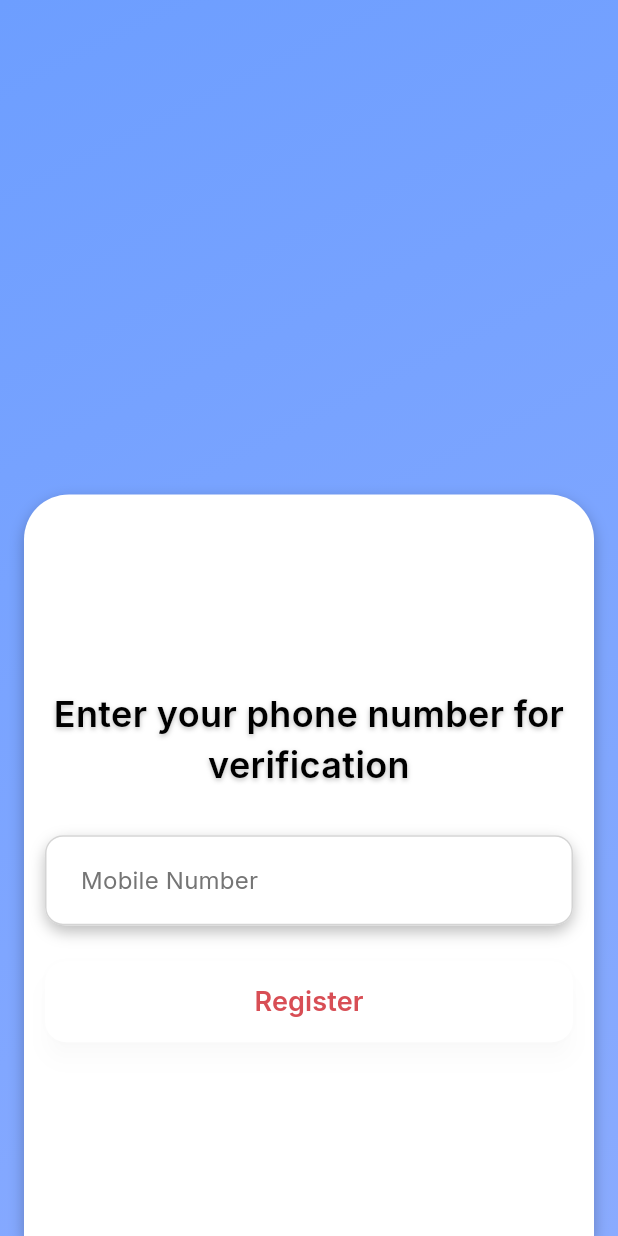
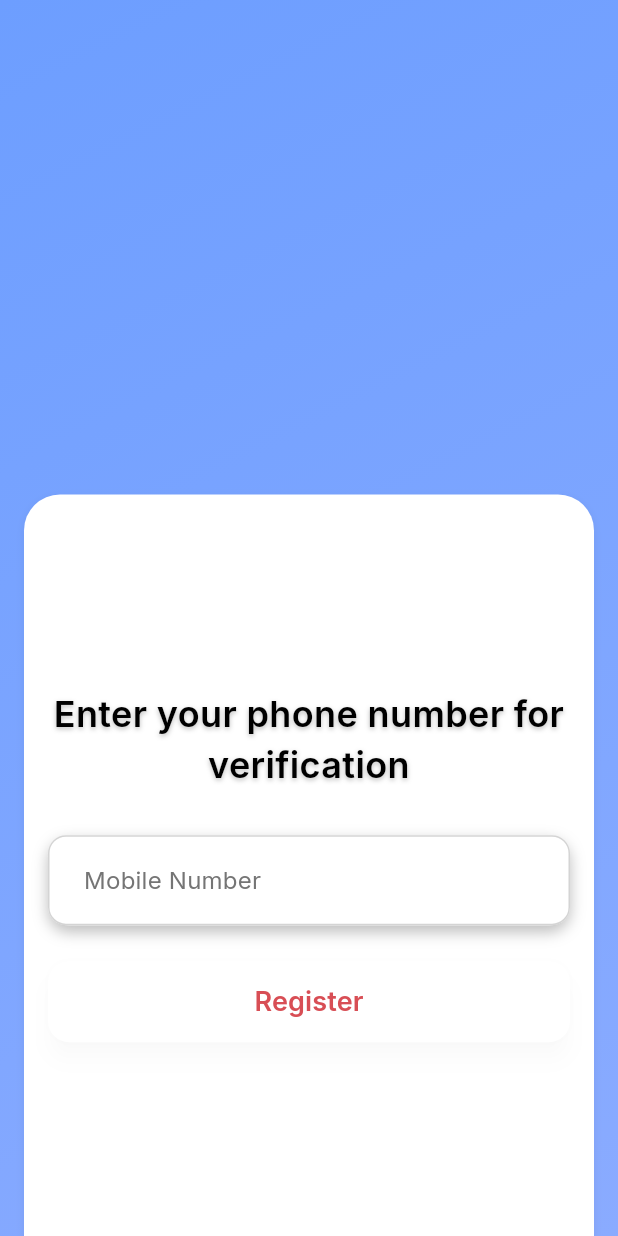
Before and after one commit to Aadi1245/bookingdemo, a Flutter app: the screen it shows after launch, on a phone screen of 412 x 824 dp. Run offline on Flutter 3.47's test engine with Material 3 defaults, Android fonts, the light colour scheme and no system bars; our stand-ins replace equatable, flutter_bloc, google_fonts.

Commit message:
login screen update

```diff
--- a/lib/screens/login_with_otp_screen.dart
+++ b/lib/screens/login_with_otp_screen.dart
@@ -1,6 +1,9 @@
+import 'package:demoappfortest/utils/app_colors.dart';
 import 'package:demoappfortest/utils/app_custom_theme.dart';
 import 'package:demoappfortest/utils/app_sizes.dart';
 import 'package:flutter/material.dart';
+
+import '../utils/app_custom_theme.dart';
 
 class LoginWithOtpScreen extends StatefulWidget {
   const LoginWithOtpScreen({super.key});
@@ -101,18 +104,19 @@ class _LoginWithOtpScreenState extends State<LoginWithOtpScreen>
             Container(
               height: MediaQuery.of(context).size.height * 0.6,
               // margin: ,
-              padding: const EdgeInsets.all(14),
+              padding: AppSizes.responsivePadding(context),
               decoration: BoxDecoration(
-                color: Colors.white,
+                color: AppColors.lightColorScheme.onPrimary,
                 borderRadius: BorderRadius.only(
-                    topLeft: Radius.circular(30),
-                    topRight: Radius.circular(30)),
+                    topLeft: Radius.circular(AppSizes.radiusXl),
+                    topRight: Radius.circular(AppSizes.radiusXl)),
                 boxShadow: [
-                  BoxShadow(
-                    color: Colors.black26,
-                    blurRadius: 8,
-                    offset: Offset(0, 4),
-                  ),
+                  customTheme.shadows.small.first,
+                  // BoxShadow(
+                  //   color: Colors.black26,
+                  //   blurRadius: 8,
+                  //   offset: Offset(0, 4),
+                  // ),
                 ],
               ),
               child: Center(
```
